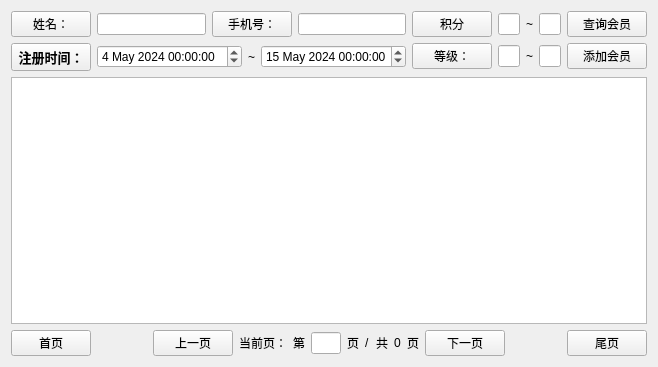
The window that view/manager/widgetvipmanager.ui (ylxcvvan/Supermarket-Commodity-Management-System) describes before a commit, drawn with Qt 5.
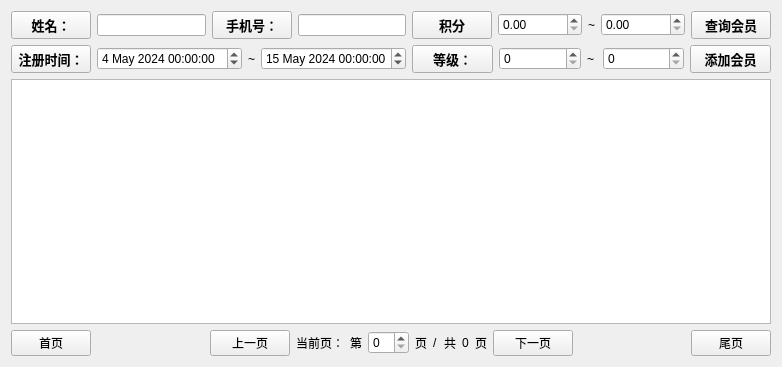
The same window after the commit. Custom widgets are drawn as their Qt base class.

```diff
--- a/view/manager/widgetvipmanager.ui
+++ b/view/manager/widgetvipmanager.ui
@@ -6,7 +6,7 @@
    <rect>
     <x>0</x>
     <y>0</y>
-    <width>564</width>
+    <width>714</width>
     <height>367</height>
    </rect>
   </property>
@@ -23,28 +23,48 @@
          <item>
           <layout class="QHBoxLayout" name="horizontalLayout_2">
            <item>
-            <widget class="QPushButton" name="pushButton_4">
+            <widget class="QtMaterialRaisedButton" name="pushButtonName">
+             <property name="font">
+              <font>
+               <family>微软雅黑</family>
+               <pointsize>10</pointsize>
+               <bold>true</bold>
+              </font>
+             </property>
              <property name="text">
               <string>姓名：</string>
              </property>
+             <property name="checkable">
+              <bool>true</bool>
+             </property>
             </widget>
            </item>
            <item>
-            <widget class="QLineEdit" name="lineEdit"/>
+            <widget class="QtMaterialTextField" name="lineEditName"/>
            </item>
           </layout>
          </item>
          <item>
           <layout class="QHBoxLayout" name="horizontalLayout_3">
            <item>
-            <widget class="QPushButton" name="pushButton_3">
+            <widget class="QtMaterialRaisedButton" name="pushButtonPhoneNum">
+             <property name="font">
+              <font>
+               <family>微软雅黑</family>
+               <pointsize>10</pointsize>
+               <bold>true</bold>
+              </font>
+             </property>
              <property name="text">
               <string>手机号：</string>
              </property>
+             <property name="checkable">
+              <bool>true</bool>
+             </property>
             </widget>
            </item>
            <item>
-            <widget class="QLineEdit" name="lineEdit_2"/>
+            <widget class="QtMaterialTextField" name="lineEditPhoneNum"/>
            </item>
           </layout>
          </item>
@@ -126,14 +146,28 @@
        <item>
         <layout class="QHBoxLayout" name="horizontalLayout_4">
          <item>
-          <widget class="QPushButton" name="pushButton_6">
+          <widget class="QtMaterialRaisedButton" name="pushButtonPoint">
+           <property name="font">
+            <font>
+             <family>微软雅黑</family>
+             <pointsize>10</pointsize>
+             <bold>true</bold>
+            </font>
+           </property>
            <property name="text">
             <string>积分</string>
            </property>
+           <property name="checkable">
+            <bool>true</bool>
+           </property>
           </widget>
          </item>
          <item>
-          <widget class="QLineEdit" name="lineEdit_5"/>
+          <widget class="QDoubleSpinBox" name="doubleSpinBoxMinP">
+           <property name="maximum">
+            <double>99999999999999.000000000000000</double>
+           </property>
+          </widget>
          </item>
          <item>
           <widget class="QLabel" name="label_3">
@@ -143,10 +177,21 @@
           </widget>
          </item>
          <item>
-          <widget class="QLineEdit" name="lineEdit_6"/>
+          <widget class="QDoubleSpinBox" name="doubleSpinBoxMaxp">
+           <property name="maximum">
+            <double>99999999999999.984375000000000</double>
+           </property>
+          </widget>
          </item>
          <item>
-          <widget class="QPushButton" name="pushButton_2">
+          <widget class="QtMaterialRaisedButton" name="pushButtonSearch">
+           <property name="font">
+            <font>
+             <family>微软雅黑</family>
+             <pointsize>10</pointsize>
+             <bold>true</bold>
+            </font>
+           </property>
            <property name="text">
             <string>查询会员</string>
            </property>
@@ -157,27 +202,64 @@
        <item>
         <layout class="QHBoxLayout" name="horizontalLayout_5">
          <item>
-          <widget class="QPushButton" name="pushButton_5">
+          <widget class="QtMaterialRaisedButton" name="pushButtonLevel">
+           <property name="font">
+            <font>
+             <family>微软雅黑</family>
+             <pointsize>10</pointsize>
+             <bold>true</bold>
+            </font>
+           </property>
            <property name="text">
             <string>等级：</string>
            </property>
+           <property name="checkable">
+            <bool>true</bool>
+           </property>
           </widget>
          </item>
          <item>
-          <widget class="QLineEdit" name="lineEdit_3"/>
+          <widget class="QSpinBox" name="spinBoxMinL">
+           <property name="maximum">
+            <number>999999999</number>
+           </property>
+          </widget>
          </item>
          <item>
           <widget class="QLabel" name="label">
+           <property name="sizePolicy">
+            <sizepolicy hsizetype="Fixed" vsizetype="Fixed">
+             <horstretch>0</horstretch>
+             <verstretch>0</verstretch>
+            </sizepolicy>
+           </property>
+           <property name="minimumSize">
+            <size>
+             <width>10</width>
+             <height>0</height>
+            </size>
+           </property>
            <property name="text">
             <string>~</string>
            </property>
           </widget>
          </item>
          <item>
-          <widget class="QLineEdit" name="lineEdit_4"/>
+          <widget class="QSpinBox" name="spinBoxMaxL">
+           <property name="maximum">
+            <number>999999999</number>
+           </property>
+          </widget>
          </item>
          <item>
-          <widget class="QPushButton" name="pushButton">
+          <widget class="QtMaterialRaisedButton" name="pushButtonAdd">
+           <property name="font">
+            <font>
+             <family>微软雅黑</family>
+             <pointsize>10</pointsize>
+             <bold>true</bold>
+            </font>
+           </property>
            <property name="text">
             <string>添加会员</string>
            </property>
@@ -195,7 +277,7 @@
       <layout class="QVBoxLayout" name="verticalLayout_4"/>
      </item>
      <item>
-      <widget class="QListView" name="listView"/>
+      <widget class="QTableView" name="tableview"/>
      </item>
      <item>
       <layout class="QHBoxLayout" name="horizontalLayout_10">
@@ -220,7 +302,7 @@
         </spacer>
        </item>
        <item>
-        <widget class="QPushButton" name="prepage_2">
+        <widget class="QtMaterialRaisedButton" name="prepage">
          <property name="text">
           <string>上一页</string>
          </property>
@@ -244,14 +326,7 @@
         </widget>
        </item>
        <item>
-        <widget class="QLineEdit" name="currentpage_2">
-         <property name="maximumSize">
-          <size>
-           <width>30</width>
-           <height>16777215</height>
-          </size>
-         </property>
-        </widget>
+        <widget class="QSpinBox" name="currentPage"/>
        </item>
        <item>
         <widget class="QLabel" name="label_12">
@@ -292,7 +367,7 @@
         </widget>
        </item>
        <item>
-        <widget class="QPushButton" name="nextpage_2">
+        <widget class="QtMaterialRaisedButton" name="nextpage">
          <property name="text">
           <string>下一页</string>
          </property>
@@ -312,7 +387,7 @@
         </spacer>
        </item>
        <item>
-        <widget class="QPushButton" name="tailpage_2">
+        <widget class="QtMaterialRaisedButton" name="tailpage">
          <property name="text">
           <string>尾页</string>
          </property>
@@ -333,6 +408,11 @@
    <extends>QPushButton</extends>
    <header location="global">qtmaterialraisedbutton.h</header>
   </customwidget>
+  <customwidget>
+   <class>QtMaterialTextField</class>
+   <extends>QLineEdit</extends>
+   <header location="global">qtmaterialtextfield.h</header>
+  </customwidget>
  </customwidgets>
  <resources/>
  <connections/>
```
Left out of the diff: 6 changed lines with no effect on the pictures.
